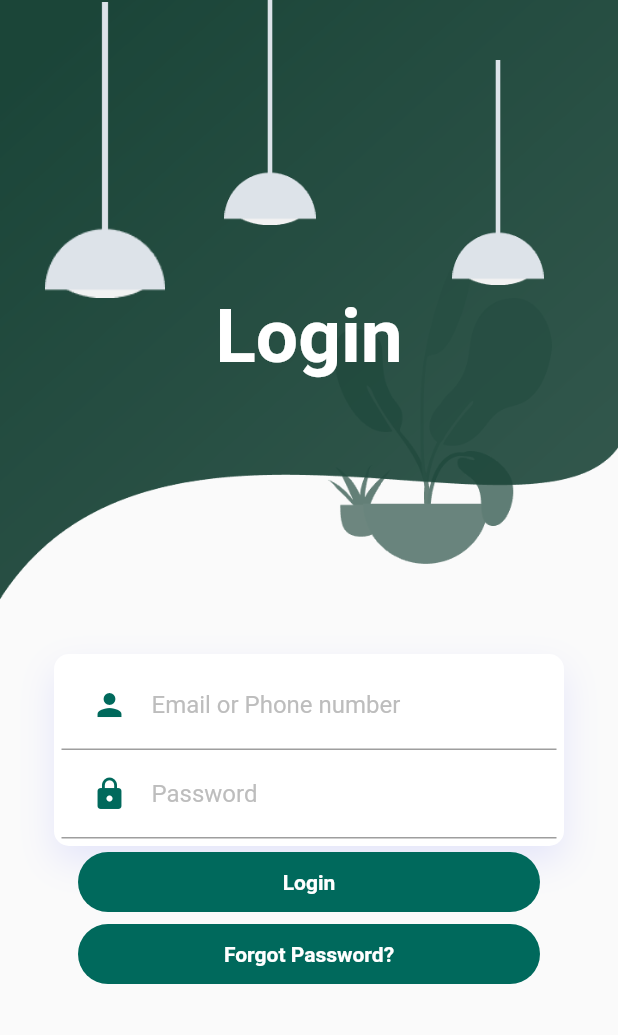
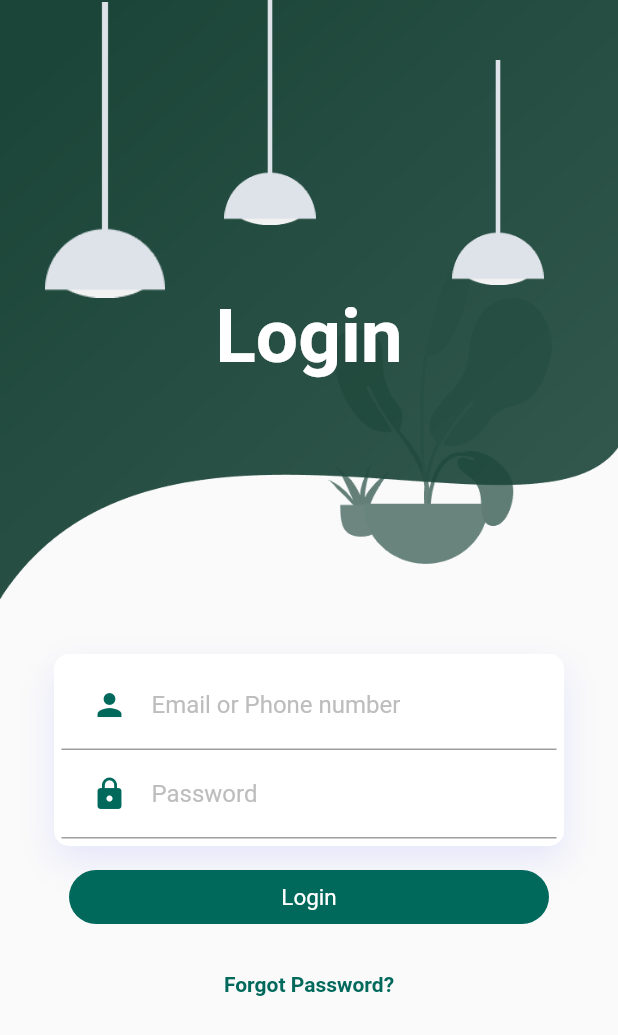
Before and after one commit to andsayem/sale-dashboard, a Flutter app: the LoginScreen screen opened by its route, on a phone screen of 412 x 824 dp. Shown: the top 1035 px of the screen. Run offline on Flutter 3.47's test engine with Material 2 defaults, Android fonts, the phone set to English and light mode, and no system bars; our stand-ins replace curved_navigation_bar, fluttertoast, get, shared_preferences, sliding_up_panel; missing offline and left inert: flutter_phone_direct_caller; accounts and stored records are empty.

Commit message:
Update (Login)

```diff
--- a/lib/main.dart
+++ b/lib/main.dart
@@ -16,7 +16,8 @@ class MyApp extends StatelessWidget {
       title: 'Opening View Demo',
       routes: AppRoutes.define(),
       key: globalKey,
-      home: LogIn(),
+      home: LoginScreen(),
+     // home: LogIn(),
     );
     // return MaterialApp(
     //   theme: ThemeData(
--- a/lib/views/screens/login/login_screen.dart
+++ b/lib/views/screens/login/login_screen.dart
@@ -1,13 +1,14 @@
 import 'package:flutter/material.dart';
-//import 'package:shopx/routes/routes.dart';
 import 'package:shopx/views/screens/tabs/tabs.dart';
-//import 'package:flutter/gestures.dart';
 import 'package:shopx/constants.dart';
 import 'package:get/get.dart';
 import 'package:shopx/widget/custom_alert_dialog.dart';
 import 'package:fluttertoast/fluttertoast.dart';
 import 'package:shopx/controllers/LoginController.dart';
 import 'package:shopx/views/screens/password/Password.dart';
+import 'package:shopx/api/api.dart';
+import 'dart:convert';
+import 'package:shared_preferences/shared_preferences.dart';
 
 class LoginScreen extends StatefulWidget {
   @override
@@ -15,10 +16,14 @@ class LoginScreen extends StatefulWidget {
 }
 
 class _LoginScreenState extends State<LoginScreen> {
-  TextEditingController _emailController = TextEditingController();
+  bool _isLoading = false;
+  TextEditingController mailController = TextEditingController();
+  TextEditingController passwordController = TextEditingController();
+  ScaffoldState scaffoldState;
+
+  //TextEditingController _emailController = TextEditingController();
   final _formKey = GlobalKey<FormState>();
-  TextEditingController _passwordController = TextEditingController();
-
+  //TextEditingController _passwordController = TextEditingController();
   @override
   Widget build(BuildContext context) {
     final mq = MediaQuery.of(context);
@@ -100,7 +105,7 @@ class _LoginScreenState extends State<LoginScreen> {
           //color:  kPrimaryLightColor,
           border: Border(bottom: BorderSide(color: Colors.grey))),
       child: TextField(
-        controller: _emailController,
+        controller: mailController,
         keyboardType: TextInputType.emailAddress,
         decoration: InputDecoration(
             border: InputBorder.none,
@@ -117,41 +122,12 @@ class _LoginScreenState extends State<LoginScreen> {
             hintStyle: TextStyle(color: Colors.grey[400])),
       ),
     );
-
-    // final emailField = TextFormField(
-    //   controller: _emailController,
-    //   keyboardType: TextInputType.emailAddress,
-    //   style: TextStyle(
-    //     color: Colors.white,
-    //   ),
-    //   cursorColor: Colors.white,
-    //   decoration: InputDecoration(
-    //     focusedBorder: UnderlineInputBorder(
-    //       borderSide: BorderSide(
-    //         color: Colors.white,
-    //       ),
-    //     ),
-    //     hintText: "something@example.com",
-    //     labelText: "Email",
-    //     labelStyle: TextStyle(
-    //       color: Colors.white,
-    //     ),
-    //     hintStyle: TextStyle(
-    //       color: Colors.white,
-    //     ),
-    //   ),
-    // );
-
     final passwordField2 = Container(
       padding: EdgeInsets.symmetric(horizontal: 20, vertical: 5),
-      // width: size.width * 0.9,
-      decoration: BoxDecoration(
-          //borderRadius: BorderRadius.circular(29),
-          //color:  kPrimaryLightColor,
-          border: Border(bottom: BorderSide(color: Colors.grey))),
+      decoration:
+          BoxDecoration(border: Border(bottom: BorderSide(color: Colors.grey))),
       child: TextField(
-        controller: _passwordController,
-        // keyboardType: TextInputType.emailAddress,
+        controller: passwordController,
         decoration: InputDecoration(
             border: InputBorder.none,
             focusedBorder: UnderlineInputBorder(
@@ -167,54 +143,6 @@ class _LoginScreenState extends State<LoginScreen> {
             hintStyle: TextStyle(color: Colors.grey[400])),
       ),
     );
-
-    // final passwordField = Column(
-    //   children: <Widget>[
-    //     TextFormField(
-    //       obscureText: true,
-    //       controller: _passwordController,
-    //       style: TextStyle(
-    //         color: Colors.white,
-    //       ),
-    //       cursorColor: Colors.white,
-    //       decoration: InputDecoration(
-    //         focusedBorder: UnderlineInputBorder(
-    //           borderSide: BorderSide(
-    //             color: Colors.white,
-    //           ),
-    //         ),
-    //         hintText: "password",
-    //         labelText: "Password",
-    //         labelStyle: TextStyle(
-    //           color: Colors.white,
-    //         ),
-    //         hintStyle: TextStyle(
-    //           color: Colors.white,
-    //         ),
-    //       ),
-    //     ),
-    //     Padding(
-    //       padding: EdgeInsets.all(2.0),
-    //     ),
-    //     Row(
-    //       mainAxisAlignment: MainAxisAlignment.end,
-    //       children: <Widget>[
-    //         MaterialButton(
-    //             child: Text(
-    //               "Forgot Password",
-    //               style: Theme.of(context)
-    //                   .textTheme
-    //                   .caption
-    //                   .copyWith(color: Colors.white),
-    //             ),
-    //             onPressed: () {
-    //               showAlertDialog(context);
-    //             }),
-    //       ],
-    //     ),
-    //   ],
-    // );
-
     final fields = Padding(
       padding: EdgeInsets.only(top: 0.0),
       child: Column(children: <Widget>[
@@ -234,109 +162,34 @@ class _LoginScreenState extends State<LoginScreen> {
             passwordField2,
           ]),
         ),
-      ]
-
-          // mainAxisAlignment: MainAxisAlignment.start,
-          // children: <Widget>[
-          //   emailField,
-          //   passwordField,
-          // ],
-          ),
+      ]),
     );
 
-    // final loginButton = Material(
-    //   elevation: 5.0,
-    //   borderRadius: BorderRadius.circular(25.0),
-    //   color: Colors.white,
-    //   child: MaterialButton(
-    //     minWidth: mq.size.width / 1.2,
-    //     padding: EdgeInsets.fromLTRB(10.0, 15.0, 10.0, 15.0),
-    //     child: Text(
-    //       "Login",
-    //       textAlign: TextAlign.center,
-    //       style: TextStyle(
-    //         fontSize: 20.0,
-    //         color: Colors.black,
-    //         fontWeight: FontWeight.bold,
-    //       ),
-    //     ),
-    //     onPressed: () async {
-    //       try {
-    //         // FirebaseUser user =
-    //         //     (await FirebaseAuth.instance.signInWithEmailAndPassword(
-    //         //   email: _emailController.text,
-    //         //   password: _passwordController.text,
-    //         // ))
-    //         //         .user;
-    //         // if (user != null) {
-    //         //   SharedPreferences prefs = await SharedPreferences.getInstance();
-    //         //   prefs.setString('displayName', user.displayName);
-    //         //   Navigator.of(context).pushNamed(AppRoutes.menu);
-    //         // }
-    //       } catch (e) {
-    //         print(e);
-    //         _emailController.text = "";
-    //         _passwordController.text = "";
-    //         // TODO: AlertDialog with error
-    //       }
-    //     },
-    //   ),
-    // );
-    final loginButton2 = MaterialButton(
-      onPressed: () {
-        if (_emailController.text == '') {
-          Fluttertoast.showToast(
-              msg: "Please entry your Email/login ID",
-              toastLength: Toast.LENGTH_SHORT,
-              gravity: ToastGravity.CENTER,
-              timeInSecForIosWeb: 1);
-        } else if (_passwordController.text == '') {
-          Fluttertoast.showToast(
-              msg: "Please entry your password",
-              toastLength: Toast.LENGTH_SHORT,
-              gravity: ToastGravity.CENTER,
-              timeInSecForIosWeb: 1);
-        } else {
-          //final LoginController loginController = Get.put(LoginController('pass'));
-           Navigator.of(context).push(MaterialPageRoute(
-              builder: (context) => Tabs(),
-            ));
-        // List<String> login = loginController.loginlList();
-          // if (login != null) {
-          //   Navigator.of(context).push(MaterialPageRoute(
-          //     builder: (context) => Tabs(),
-          //   ));
-          // }else{
-          //    Fluttertoast.showToast(
-          //     msg: "Invalid credential",
-          //     toastLength: Toast.LENGTH_LONG,
-          //     gravity: ToastGravity.CENTER,
-          //     timeInSecForIosWeb: 1);
-          // }
-          // ScaffoldMessenger.of(context).showSnackBar(SnackBar(
-          //   content: Text('Test'),
-          // ));
-        }
-      },
-      child: Container(
-        height: 40,
-        width: 60000,
-        decoration: BoxDecoration(
-            borderRadius: BorderRadius.circular(20),
-            gradient: LinearGradient(colors: [
-              kPrimaryLightColor,
-              kPrimaryColor,
-            ])),
-        child: Center(
+    final loginButton = Padding(
+      padding: const EdgeInsets.all(10.0),
+      child: FlatButton(
+        child: Padding(
+          padding: EdgeInsets.only(top: 8, bottom: 8, left: 10, right: 10),
           child: Text(
-            "Login",
-            style: TextStyle(color: Colors.white, fontWeight: FontWeight.bold),
+            _isLoading ? 'Loging...' : 'Login',
+            textDirection: TextDirection.ltr,
+            style: TextStyle(
+              color: Colors.white,
+              fontSize: 15.0,
+              decoration: TextDecoration.none,
+              fontWeight: FontWeight.normal,
+            ),
           ),
         ),
+        color: kPrimaryColor,
+        disabledColor: Colors.grey,
+        shape: new RoundedRectangleBorder(
+            borderRadius: new BorderRadius.circular(20.0)),
+        onPressed: _isLoading ? null : _login,
       ),
     );
 
-    final loginButton3 = MaterialButton(
+    final PasswordButton = MaterialButton(
       onPressed: () {
         Navigator.of(context).push(MaterialPageRoute(
           builder: (context) => Password(),
@@ -346,15 +199,16 @@ class _LoginScreenState extends State<LoginScreen> {
         height: 40,
         width: 60000,
         decoration: BoxDecoration(
-            borderRadius: BorderRadius.circular(20),
-            gradient: LinearGradient(colors: [
-              kPrimaryLightColor,
-              kPrimaryColor,
-            ])),
+            // borderRadius: BorderRadius.circular(20),
+            // gradient: LinearGradient(colors: [
+            //   kPrimaryLightColor,
+            //   kPrimaryColor,
+            // ])
+            ),
         child: Center(
           child: Text(
             "Forgot Password?",
-            style: TextStyle(color: Colors.white, fontWeight: FontWeight.bold),
+            style: TextStyle(color: kPrimaryColor, fontWeight: FontWeight.bold),
           ),
         ),
       ),
@@ -364,8 +218,8 @@ class _LoginScreenState extends State<LoginScreen> {
       mainAxisAlignment: MainAxisAlignment.start,
       crossAxisAlignment: CrossAxisAlignment.stretch,
       children: <Widget>[
-        loginButton2,
-        loginButton3,
+        loginButton,
+        PasswordButton,
       ],
     );
 
@@ -457,4 +311,57 @@ class _LoginScreenState extends State<LoginScreen> {
       ),
     );
   }
+
+  void _login() async {
+    setState(() {
+      _isLoading = true;
+    });
+
+    if (mailController.text == '') {
+      Fluttertoast.showToast(
+          msg: "Please entry your Email/login ID",
+          toastLength: Toast.LENGTH_SHORT,
+          gravity: ToastGravity.CENTER,
+          timeInSecForIosWeb: 1);
+    } else if (passwordController.text == '') {
+      Fluttertoast.showToast(
+          msg: "Please entry your password",
+          toastLength: Toast.LENGTH_SHORT,
+          gravity: ToastGravity.CENTER,
+          timeInSecForIosWeb: 1);
+    } else {
+      //final LoginController loginController = Get.put(LoginController('pass'));
+
+      var data = {
+        'email': mailController.text,
+        'password': passwordController.text
+      };
+      //login.php?username=dashboard&password= 'SNssgbd@2010'
+      var res = await CallApi().getData('login.php?username=' +
+          mailController.text +
+          '&password=' +
+          passwordController.text);
+      var body = json.decode(res.body);
+     // print(body);
+     if (body['token']?.isNotEmpty == true) {
+        SharedPreferences localStorage = await SharedPreferences.getInstance();
+        localStorage.setString('token', body['token']);
+        localStorage.setString('user', json.encode(body));
+        localStorage.setString('username', json.encode(body['username']));
+        localStorage.setString('division', json.encode(body['division']));
+        _isLoading = false;
+        Navigator.push(
+            context, new MaterialPageRoute(builder: (context) => Tabs()));
+      } else {
+        _isLoading = false;
+        Fluttertoast.showToast(
+            msg: body['error'],
+            toastLength: Toast.LENGTH_SHORT,
+            gravity: ToastGravity.CENTER,
+            timeInSecForIosWeb: 1);
+      }
+
+
+    }
+  }
 }
```
